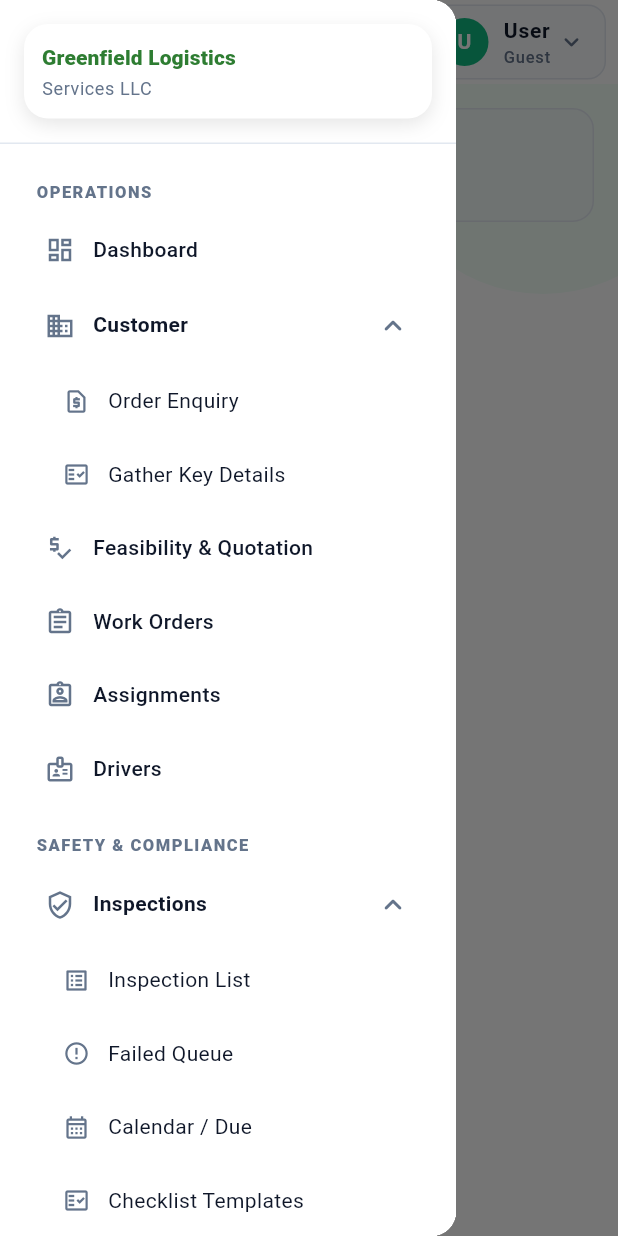
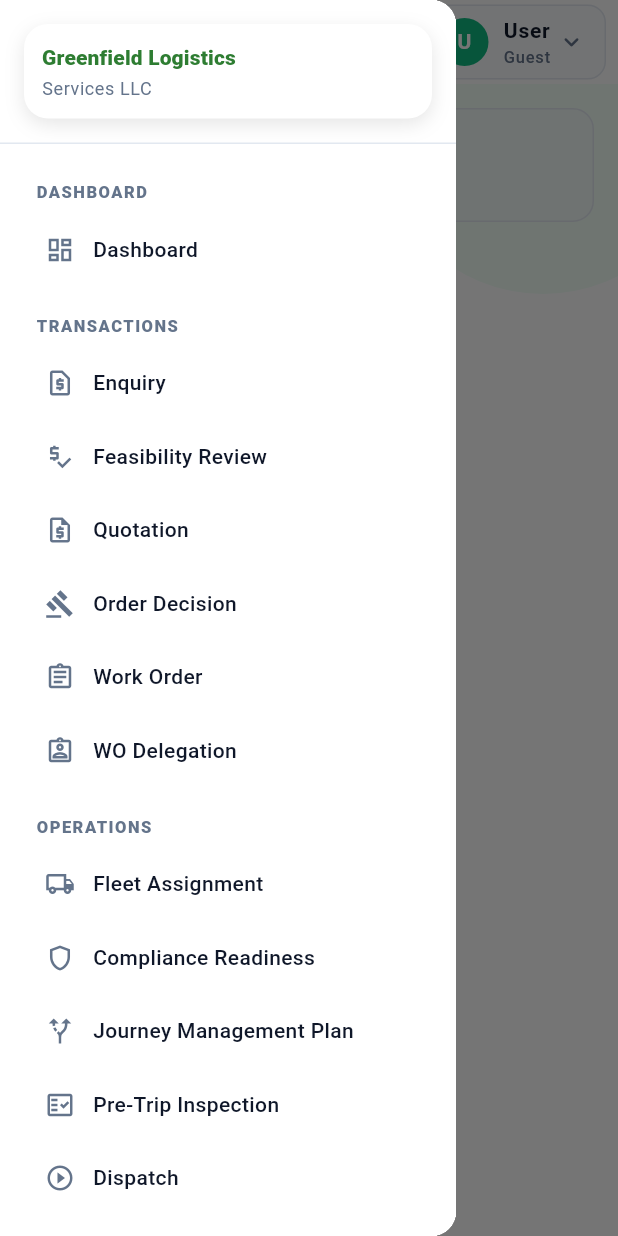
Before and after one commit to needuvazh/glsfleetmanagement, a Flutter app: the OpsShell screen opened directly with empty values, with the side drawer open, on a phone screen of 412 x 824 dp. Run offline on Flutter 3.47's test engine with Material 3 defaults, Android fonts, the phone set to English and light mode, and no system bars; our stand-ins replace dio, fl_chart, flutter_riverpod, go_router, google_maps_flutter, shared_preferences; missing offline and left inert: file_saver, glsfleetmanagement; accounts and stored records are empty.

Commit message:
fixed menus

```diff
--- a/lib/presentation/widgets/ops_shell.dart
+++ b/lib/presentation/widgets/ops_shell.dart
@@ -32,28 +32,31 @@ class OpsShell extends ConsumerWidget {
     RoutePaths.customerManagement: 'Customer Management',
     RoutePaths.customerForm: 'Customer Management',
     RoutePaths.customerView: 'Customer Management',
-    RoutePaths.customerRequest: 'Customer Requests',
+    RoutePaths.customerRequest: 'Enquiry',
     RoutePaths.enquiryDetails: 'Enquiry Details',
-    RoutePaths.feasibilityQuotation: 'Feasibility & Quotation',
+    RoutePaths.feasibilityQuotation: 'Feasibility Review',
+    RoutePaths.quotation: 'Quotation',
+    RoutePaths.orderDecision: 'Order Decision',
+    RoutePaths.woDelegation: 'WO Delegation',
     RoutePaths.fleetManagement: 'Fleet Master',
-    RoutePaths.driverManagement: 'Driver Management',
+    RoutePaths.driverManagement: 'Driver Master',
     RoutePaths.complianceInspection: 'Compliance Inspection',
     RoutePaths.complianceDashboard: 'Compliance Dashboard',
-    RoutePaths.dispatchReadiness: 'Dispatch Readiness',
-    RoutePaths.inspections: 'Inspections',
-    RoutePaths.inspectionTemplates: 'Inspection Templates',
+    RoutePaths.dispatchReadiness: 'Compliance Readiness',
+    RoutePaths.inspections: 'Pre-Trip Inspection',
+    RoutePaths.inspectionTemplates: 'Inspection Template Master',
     RoutePaths.inspectionFailedQueue: 'Failed Inspections',
     RoutePaths.inspectionCalendar: 'Inspection Calendar',
     RoutePaths.mediaGallery: 'Media Gallery',
-    RoutePaths.journeyManagement: 'Journey Management',
-    RoutePaths.tripMonitoring: 'Trip Monitoring',
+    RoutePaths.journeyManagement: 'Journey Management Plan',
+    RoutePaths.tripMonitoring: 'Trip Progress',
     RoutePaths.tripExecution: 'Trip Execution',
-    RoutePaths.deliveryPod: 'Delivery POD',
+    RoutePaths.deliveryPod: 'Delivery Completion',
     RoutePaths.documentSubmission: 'Document Submission',
     RoutePaths.closure: 'Closure',
     RoutePaths.invoice: 'Invoices',
     RoutePaths.reports: 'Reports',
-    RoutePaths.assignments: 'Assignments',
+    RoutePaths.assignments: 'Fleet Assignment',
     RoutePaths.alerts: 'Alerts',
     RoutePaths.roleManagement: 'Role Management',
     RoutePaths.userManagement: 'User Management',
@@ -61,11 +64,22 @@ class OpsShell extends ConsumerWidget {
     RoutePaths.vendorMaster: 'Vendor Master',
     RoutePaths.documentManagement: 'Compliance Master',
     RoutePaths.locationMaster: 'Location Master',
-    RoutePaths.routeLocationMaster: 'Route Location Master',
+    RoutePaths.routeLocationMaster: 'Route Master',
     RoutePaths.cargoMaster: 'Cargo Master',
     RoutePaths.roleDocumentMapping: 'Role Document Mapping',
     RoutePaths.userProfile: 'User Profile',
     RoutePaths.changePassword: 'Change Password',
+    RoutePaths.dispatch: 'Dispatch',
+    RoutePaths.tripDocumentVerification: 'Trip Document Verification',
+    RoutePaths.finalApproval: 'Final Approval',
+    RoutePaths.financeHandoff: 'Finance Handoff',
+    RoutePaths.executionEvidence: 'Execution Evidence',
+    RoutePaths.podDnUploads: 'POD / DN Uploads',
+    RoutePaths.tripDocuments: 'Trip Documents',
+    RoutePaths.photosVideos: 'Photos / Videos',
+    RoutePaths.auditTrail: 'Audit Trail',
+    RoutePaths.statusTimeline: 'Status Timeline',
+    RoutePaths.trailerMaster: 'Trailer Master',
   };
 
   @override
@@ -535,118 +549,68 @@ class _SidebarState extends State<_Sidebar> {
 
     final groups = [
       _MenuGroup(
-        'OPERATIONS',
+        'DASHBOARD',
         const [
-          _OpsMenuItem('Dashboard', Icons.dashboard_outlined,
-              route: RoutePaths.home),
-          _OpsMenuItem(
-            'Customer',
-            Icons.business_outlined,
-            children: [
-              _OpsMenuItem('Order Enquiry', Icons.request_page_outlined,
-                  route: RoutePaths.customerRequest),
-              _OpsMenuItem('Gather Key Details', Icons.fact_check_outlined,
-                  route: RoutePaths.enquiryDetails),
-            ],
-          ),
-          _OpsMenuItem('Feasibility & Quotation', Icons.price_check_outlined,
-              route: RoutePaths.feasibilityQuotation),
-          _OpsMenuItem('Work Orders', Icons.assignment_outlined,
-              route: RoutePaths.workOrders),
-          _OpsMenuItem('Assignments', Icons.assignment_ind_outlined,
-              route: RoutePaths.assignments),
-          _OpsMenuItem('Drivers', Icons.badge_outlined,
-              route: RoutePaths.driverManagement),
+          _OpsMenuItem('Dashboard', Icons.dashboard_outlined, route: RoutePaths.home),
         ],
       ),
       _MenuGroup(
-        'SAFETY & COMPLIANCE',
+        'TRANSACTIONS',
         const [
-          _OpsMenuItem(
-            'Inspections',
-            Icons.verified_user_outlined,
-            children: [
-              _OpsMenuItem('Inspection List', Icons.list_alt_outlined,
-                  route: RoutePaths.inspections),
-              _OpsMenuItem('Failed Queue', Icons.error_outline,
-                  route: RoutePaths.inspectionFailedQueue),
-              _OpsMenuItem('Calendar / Due', Icons.calendar_month_outlined,
-                  route: RoutePaths.inspectionCalendar),
-              _OpsMenuItem('Checklist Templates', Icons.fact_check_outlined,
-                  route: RoutePaths.inspectionTemplates),
-            ],
-          ),
-          _OpsMenuItem(
-            'Compliance',
-            Icons.shield_outlined,
-            children: [
-              _OpsMenuItem(
-                  'Compliance Dashboard', Icons.space_dashboard_outlined,
-                  route: RoutePaths.complianceDashboard),
-              _OpsMenuItem('Dispatch Readiness', Icons.rule_folder_outlined,
-                  route: RoutePaths.dispatchReadiness),
-            ],
-          ),
-          _OpsMenuItem('Media & Evidence', Icons.perm_media_outlined,
-              route: RoutePaths.mediaGallery),
-          _OpsMenuItem('Journey Management', Icons.alt_route_outlined,
-              route: RoutePaths.journeyManagement),
-          _OpsMenuItem('Trip Monitoring', Icons.map_outlined,
-              route: RoutePaths.tripMonitoring),
-          _OpsMenuItem('Alerts', Icons.notification_important_outlined,
-              route: RoutePaths.alerts),
+          _OpsMenuItem('Enquiry', Icons.request_page_outlined, route: RoutePaths.customerRequest),
+          _OpsMenuItem('Feasibility Review', Icons.price_check_outlined, route: RoutePaths.feasibilityQuotation),
+          _OpsMenuItem('Quotation', Icons.request_quote_outlined, route: RoutePaths.quotation),
+          _OpsMenuItem('Order Decision', Icons.gavel_outlined, route: RoutePaths.orderDecision),
+          _OpsMenuItem('Work Order', Icons.assignment_outlined, route: RoutePaths.workOrders),
+          _OpsMenuItem('WO Delegation', Icons.assignment_ind_outlined, route: RoutePaths.woDelegation),
         ],
       ),
       _MenuGroup(
-        'DELIVERY & FINANCE',
+        'OPERATIONS',
         const [
-          _OpsMenuItem('Delivery & POD', Icons.inventory_2_outlined,
-              route: RoutePaths.deliveryPod),
-          _OpsMenuItem('Document Submission', Icons.upload_file_outlined,
-              route: RoutePaths.documentSubmission),
-          _OpsMenuItem('Closure', Icons.task_alt_outlined,
-              route: RoutePaths.closure),
-          _OpsMenuItem('Invoice', Icons.receipt_long_outlined,
-              route: RoutePaths.invoice),
-          _OpsMenuItem('Reports', Icons.bar_chart_outlined,
-              route: RoutePaths.reports),
+          _OpsMenuItem('Fleet Assignment', Icons.local_shipping_outlined, route: RoutePaths.assignments),
+          _OpsMenuItem('Compliance Readiness', Icons.shield_outlined, route: RoutePaths.dispatchReadiness),
+          _OpsMenuItem('Journey Management Plan', Icons.alt_route_outlined, route: RoutePaths.journeyManagement),
+          _OpsMenuItem('Pre-Trip Inspection', Icons.fact_check_outlined, route: RoutePaths.inspections),
+          _OpsMenuItem('Dispatch', Icons.play_circle_outline, route: RoutePaths.dispatch),
+          _OpsMenuItem('Delivery Completion', Icons.inventory_2_outlined, route: RoutePaths.deliveryPod),
+          _OpsMenuItem('Trip Document Verification', Icons.verified_outlined, route: RoutePaths.tripDocumentVerification),
+          _OpsMenuItem('Final Approval', Icons.thumb_up_outlined, route: RoutePaths.finalApproval),
+          _OpsMenuItem('Finance Handoff', Icons.monetization_on_outlined, route: RoutePaths.financeHandoff),
         ],
       ),
       _MenuGroup(
-        'ADMINISTRATION',
+        'MONITORING',
         const [
-          _OpsMenuItem(
-            'User Access',
-            Icons.security_outlined,
-            children: [
-              _OpsMenuItem('Role Module', Icons.security_outlined,
-                  route: RoutePaths.roleManagement),
-              _OpsMenuItem('User Module', Icons.manage_accounts_outlined,
-                  route: RoutePaths.userManagement),
-            ],
-          ),
-          _OpsMenuItem(
-            'Master',
-            Icons.layers_outlined,
-            children: [
-              _OpsMenuItem('Fleet Master', Icons.local_shipping_outlined,
-                  route: RoutePaths.fleetManagement),
-              _OpsMenuItem('Vehicle Type', Icons.directions_car_outlined,
-                  route: RoutePaths.vehicleTypes),
-              _OpsMenuItem('Vendor Master', Icons.store_outlined,
-                  route: RoutePaths.vendorMaster),
-              _OpsMenuItem('Compliance Master', Icons.folder_copy_outlined,
-                  route: RoutePaths.documentManagement),
-              _OpsMenuItem('Customer Management', Icons.business_outlined,
-                  route: RoutePaths.customerManagement),
-              _OpsMenuItem('Location Master', Icons.location_on_outlined,
-                  route: RoutePaths.locationMaster),
-              _OpsMenuItem('Route Location Master', Icons.alt_route_outlined,
-                  route: RoutePaths.routeLocationMaster),
-              _OpsMenuItem('Cargo Master', Icons.inventory_2_outlined,
-                  route: RoutePaths.cargoMaster),
-            ],
-          ),
+          _OpsMenuItem('Trip Progress', Icons.map_outlined, route: RoutePaths.tripMonitoring),
+          _OpsMenuItem('Execution Evidence', Icons.fact_check_outlined, route: RoutePaths.executionEvidence),
+        ],
+      ),
+      _MenuGroup(
+        'DOCUMENTS & MEDIA',
+        const [
+          _OpsMenuItem('POD / DN Uploads', Icons.upload_file_outlined, route: RoutePaths.podDnUploads),
+          _OpsMenuItem('Trip Documents', Icons.folder_open_outlined, route: RoutePaths.tripDocuments),
+          _OpsMenuItem('Photos / Videos', Icons.photo_camera_outlined, route: RoutePaths.photosVideos),
+        ],
+      ),
+      _MenuGroup(
+        'AUDIT & HISTORY',
+        const [
+          _OpsMenuItem('Audit Trail', Icons.history_outlined, route: RoutePaths.auditTrail),
+          _OpsMenuItem('Status Timeline', Icons.timeline_outlined, route: RoutePaths.statusTimeline),
+        ],
+      ),
+      _MenuGroup(
+        'MASTERS',
+        const [
+          _OpsMenuItem('Customer', Icons.business_outlined, route: RoutePaths.customerManagement),
+          _OpsMenuItem('Cargo', Icons.inventory_2_outlined, route: RoutePaths.cargoMaster),
+          _OpsMenuItem('Route', Icons.alt_route_outlined, route: RoutePaths.routeLocationMaster),
+          _OpsMenuItem('Fleet', Icons.local_shipping_outlined, route: RoutePaths.fleetManagement),
+          _OpsMenuItem('Trailer', Icons.rv_hookup_outlined, route: RoutePaths.trailerMaster),
+          _OpsMenuItem('Driver', Icons.badge_outlined, route: RoutePaths.driverManagement),
+          _OpsMenuItem('Inspection Template', Icons.fact_check_outlined, route: RoutePaths.inspectionTemplates),
         ],
       ),
     ];
--- a/lib/routes/route_paths.dart
+++ b/lib/routes/route_paths.dart
@@ -73,6 +73,23 @@ class RoutePaths {
   static const userProfile = '/user-profile';
   static const changePassword = '/change-password';
 
+  // New Placeholders from Transaction Screen Matrix Requirement
+  static const quotation = '/quotation';
+  static const orderDecision = '/order-decision';
+  static const woDelegation = '/wo-delegation';
+  static const dispatch = '/dispatch';
+  static const tripDocumentVerification = '/trip-document-verification';
+  static const finalApproval = '/final-approval';
+  static const financeHandoff = '/finance-handoff';
+  static const executionEvidence = '/execution-evidence';
+  static const podDnUploads = '/pod-dn-uploads';
+  static const tripDocuments = '/trip-documents';
+  static const photosVideos = '/photos-videos';
+  static const auditTrail = '/audit-trail';
+  static const statusTimeline = '/status-timeline';
+  static const trailerMaster = '/trailer-master';
+
+
   static String workOrderDetailById(String workOrderId) =>
       '/work-orders/$workOrderId';
 
```
Also changed, not shown: lib/routes/app_router.dart (+116 -0 lines).
